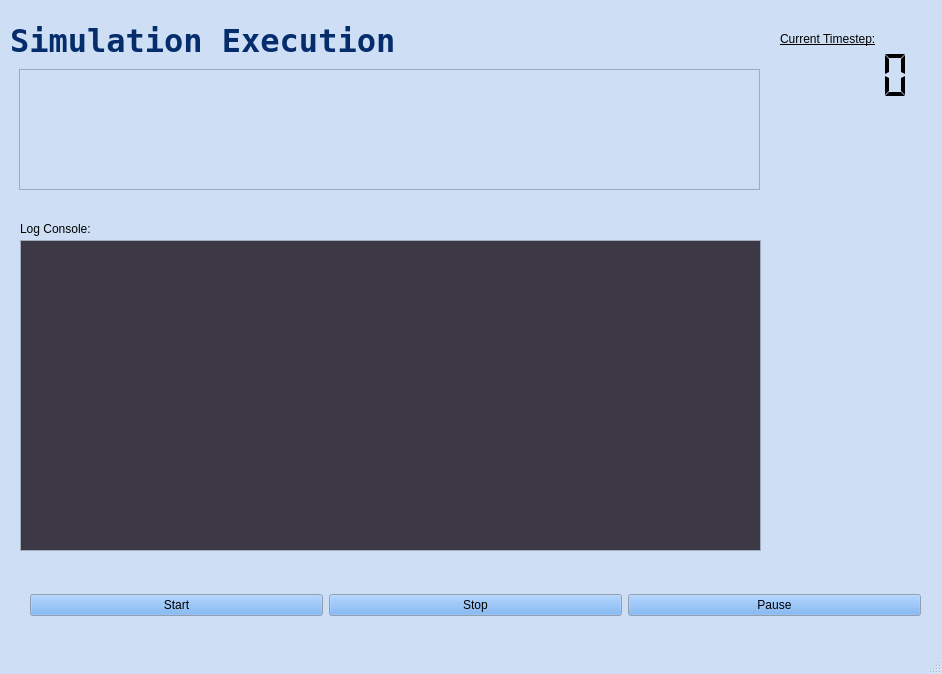
Before: the Qt Designer form mainwindow.ui in gracestewart3/COMP3004A3, drawn with Qt 5.
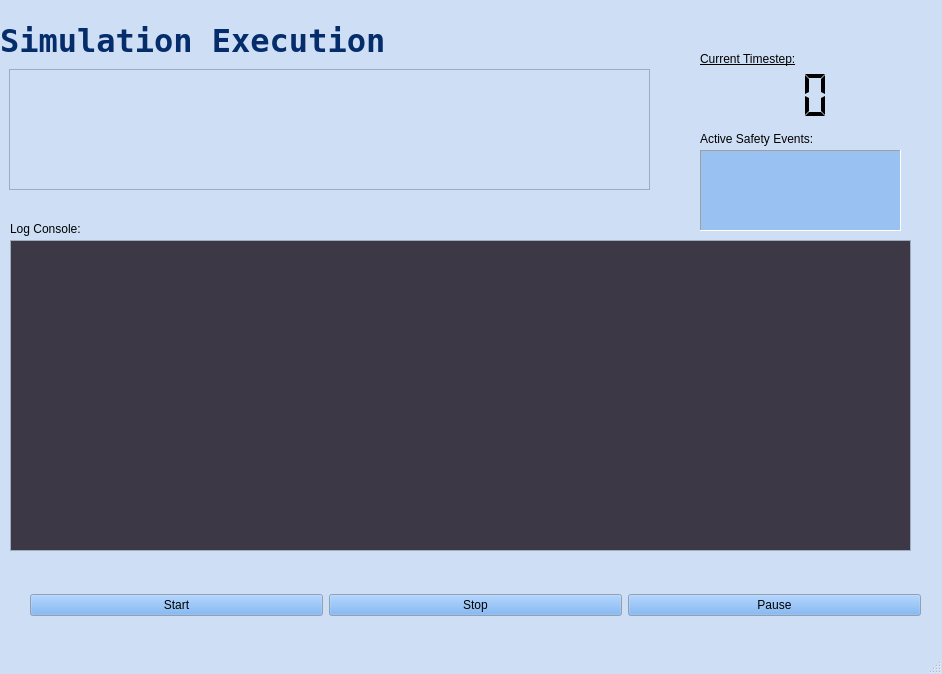
After: the same form once the commit is applied.

What changed in the file:
```diff
--- a/mainwindow.ui
+++ b/mainwindow.ui
@@ -81,7 +81,7 @@
    <widget class="QStackedWidget" name="main_stack">
     <property name="geometry">
      <rect>
-      <x>0</x>
+      <x>-10</x>
       <y>0</y>
       <width>931</width>
       <height>561</height>
@@ -206,8 +206,8 @@
      <widget class="QLCDNumber" name="timestep">
       <property name="geometry">
        <rect>
-        <x>780</x>
-        <y>50</y>
+        <x>710</x>
+        <y>70</y>
         <width>131</width>
         <height>51</height>
        </rect>
@@ -233,6 +233,24 @@
            </color>
           </brush>
          </colorrole>
+         <colorrole role="Base">
+          <brush brushstyle="SolidPattern">
+           <color alpha="255">
+            <red>255</red>
+            <green>255</green>
+            <blue>255</blue>
+           </color>
+          </brush>
+         </colorrole>
+         <colorrole role="Window">
+          <brush brushstyle="SolidPattern">
+           <color alpha="255">
+            <red>206</red>
+            <green>223</green>
+            <blue>245</blue>
+           </color>
+          </brush>
+         </colorrole>
          <colorrole role="PlaceholderText">
           <brush brushstyle="SolidPattern">
            <color alpha="128">
@@ -262,6 +280,24 @@
            </color>
           </brush>
          </colorrole>
+         <colorrole role="Base">
+          <brush brushstyle="SolidPattern">
+           <color alpha="255">
+            <red>255</red>
+            <green>255</green>
+            <blue>255</blue>
+           </color>
+          </brush>
+         </colorrole>
+         <colorrole role="Window">
+          <brush brushstyle="SolidPattern">
+           <color alpha="255">
+            <red>206</red>
+            <green>223</green>
+            <blue>245</blue>
+           </color>
+          </brush>
+         </colorrole>
          <colorrole role="PlaceholderText">
           <brush brushstyle="SolidPattern">
            <color alpha="128">
@@ -291,6 +327,24 @@
            </color>
           </brush>
          </colorrole>
+         <colorrole role="Base">
+          <brush brushstyle="SolidPattern">
+           <color alpha="255">
+            <red>206</red>
+            <green>223</green>
+            <blue>245</blue>
+           </color>
+          </brush>
+         </colorrole>
+         <colorrole role="Window">
+          <brush brushstyle="SolidPattern">
+           <color alpha="255">
+            <red>206</red>
+            <green>223</green>
+            <blue>245</blue>
+           </color>
+          </brush>
+         </colorrole>
          <colorrole role="PlaceholderText">
           <brush brushstyle="SolidPattern">
            <color alpha="128">
@@ -303,6 +357,12 @@
         </disabled>
        </palette>
       </property>
+      <property name="frameShape">
+       <enum>QFrame::Panel</enum>
+      </property>
+      <property name="frameShadow">
+       <enum>QFrame::Sunken</enum>
+      </property>
       <property name="lineWidth">
        <number>0</number>
       </property>
@@ -313,8 +373,8 @@
      <widget class="QLabel" name="label">
       <property name="geometry">
        <rect>
-        <x>780</x>
-        <y>30</y>
+        <x>710</x>
+        <y>50</y>
         <width>121</width>
         <height>17</height>
        </rect>
@@ -333,7 +393,7 @@
        <rect>
         <x>19</x>
         <y>69</y>
-        <width>741</width>
+        <width>641</width>
         <height>121</height>
        </rect>
       </property>
@@ -364,7 +424,7 @@
        <rect>
         <x>20</x>
         <y>240</y>
-        <width>741</width>
+        <width>901</width>
         <height>311</height>
        </rect>
       </property>
@@ -485,6 +545,69 @@
        <string>Log Console:</string>
       </property>
      </widget>
+     <widget class="QTextBrowser" name="active_safety_events">
+      <property name="geometry">
+       <rect>
+        <x>710</x>
+        <y>150</y>
+        <width>201</width>
+        <height>81</height>
+       </rect>
+      </property>
+      <property name="palette">
+       <palette>
+        <active>
+         <colorrole role="Base">
+          <brush brushstyle="SolidPattern">
+           <color alpha="255">
+            <red>153</red>
+            <green>193</green>
+            <blue>241</blue>
+           </color>
+          </brush>
+         </colorrole>
+        </active>
+        <inactive>
+         <colorrole role="Base">
+          <brush brushstyle="SolidPattern">
+           <color alpha="255">
+            <red>153</red>
+            <green>193</green>
+            <blue>241</blue>
+           </color>
+          </brush>
+         </colorrole>
+        </inactive>
+        <disabled>
+         <colorrole role="Base">
+          <brush brushstyle="SolidPattern">
+           <color alpha="255">
+            <red>206</red>
+            <green>223</green>
+            <blue>245</blue>
+           </color>
+          </brush>
+         </colorrole>
+        </disabled>
+       </palette>
+      </property>
+      <property name="frameShape">
+       <enum>QFrame::Panel</enum>
+      </property>
+     </widget>
+     <widget class="QLabel" name="label_5">
+      <property name="geometry">
+       <rect>
+        <x>710</x>
+        <y>130</y>
+        <width>171</width>
+        <height>17</height>
+       </rect>
+      </property>
+      <property name="text">
+       <string>Active Safety Events:</string>
+      </property>
+     </widget>
     </widget>
     <widget class="QWidget" name="set_up">
      <property name="contextMenuPolicy">
```
